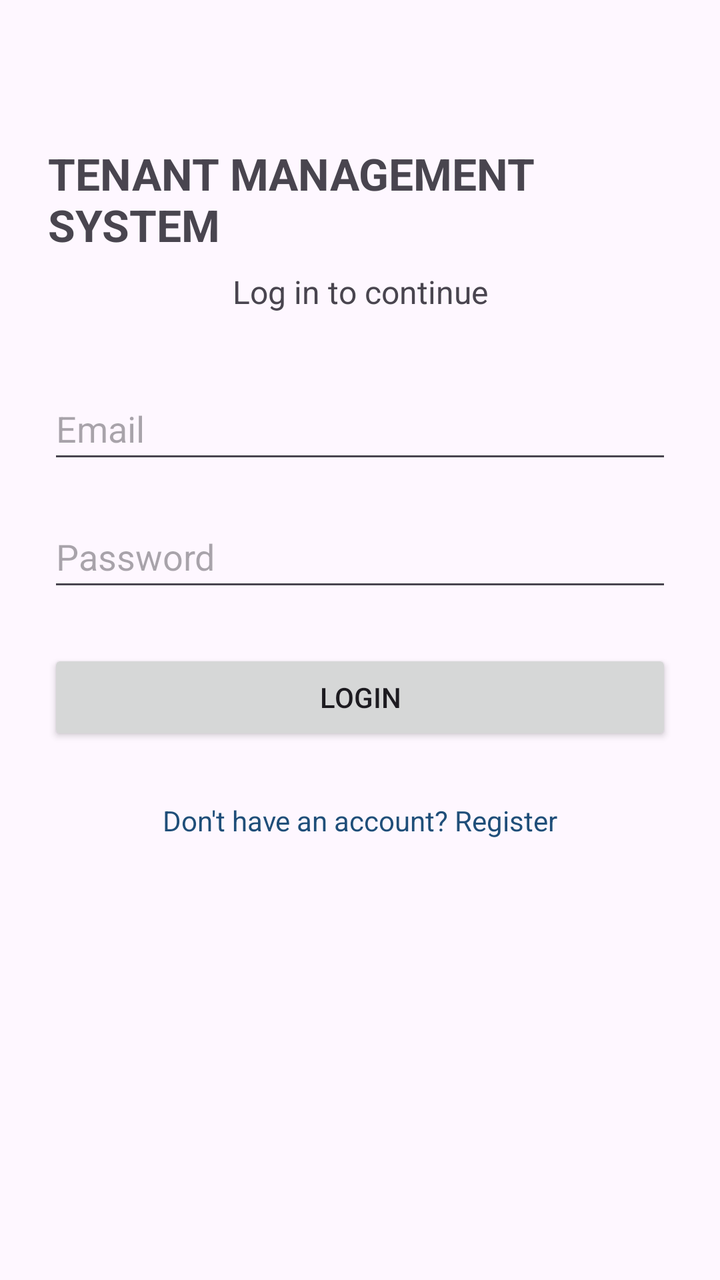
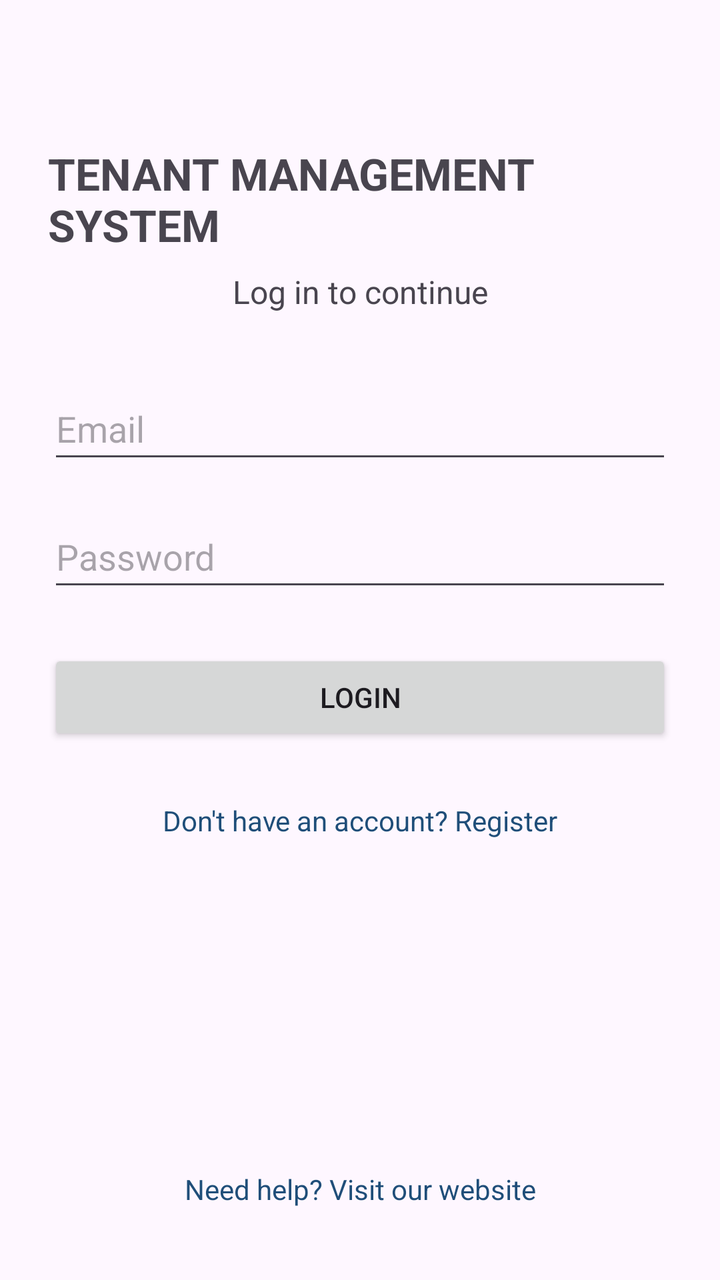

The first picture is an Android layout as it rendered before a commit; the second is the same layout after the commit. The layout source and the unified diff follow.
<!-- AndroidManifest.xml: application theme Theme.TMSAS -->
<!-- res/layout/activity_login.xml -->
<?xml version="1.0" encoding="utf-8"?>
<androidx.constraintlayout.widget.ConstraintLayout
    xmlns:android="http://schemas.android.com/apk/res/android"
    xmlns:app="http://schemas.android.com/apk/res-auto"
    android:layout_width="match_parent"
    android:layout_height="match_parent"
    android:fitsSystemWindows="true"
    android:padding="24dp">
    <TextView
        android:id="@+id/loginTitleTextView"
        android:layout_width="wrap_content"
        android:layout_height="wrap_content"
        android:text="TENANT MANAGEMENT SYSTEM"
        android:textSize="22sp"
        android:textStyle="bold"
        android:layout_marginTop="48dp"
        app:layout_constraintTop_toTopOf="parent"
        app:layout_constraintStart_toStartOf="parent"
        app:layout_constraintEnd_toEndOf="parent" />
    <TextView
        android:id="@+id/loginSubtitleTextView"
        android:layout_width="wrap_content"
        android:layout_height="wrap_content"
        android:text="Log in to continue"
        android:textSize="16sp"
        android:layout_marginTop="8dp"
        app:layout_constraintTop_toBottomOf="@id/loginTitleTextView"
        app:layout_constraintStart_toStartOf="parent"
        app:layout_constraintEnd_toEndOf="parent" />
    <EditText
        android:id="@+id/emailEditText"
        android:layout_width="0dp"
        android:layout_height="wrap_content"
        android:hint="Email"
        android:inputType="textEmailAddress"
        android:minHeight="48dp"
        android:layout_marginTop="32dp"
        app:layout_constraintTop_toBottomOf="@id/loginSubtitleTextView"
        app:layout_constraintStart_toStartOf="parent"
        app:layout_constraintEnd_toEndOf="parent" />
    <EditText
        android:id="@+id/passwordEditText"
        android:layout_width="0dp"
        android:layout_height="wrap_content"
        android:hint="Password"
        android:inputType="textPassword"
        android:minHeight="48dp"
        android:layout_marginTop="16dp"
        app:layout_constraintTop_toBottomOf="@id/emailEditText"
        app:layout_constraintStart_toStartOf="parent"
        app:layout_constraintEnd_toEndOf="parent" />
    <Button
        android:id="@+id/loginButton"
        android:layout_width="0dp"
        android:layout_height="wrap_content"
        android:text="LOGIN"
        android:layout_marginTop="24dp"
        app:layout_constraintTop_toBottomOf="@id/passwordEditText"
        app:layout_constraintStart_toStartOf="parent"
        app:layout_constraintEnd_toEndOf="parent" />
    <TextView
        android:id="@+id/registerTextView"
        android:layout_width="wrap_content"
        android:layout_height="wrap_content"
        android:text="Don't have an account? Register"
        android:textColor="#1F4E79"
        android:padding="12dp"
        android:layout_marginTop="16dp"
        app:layout_constraintTop_toBottomOf="@id/loginButton"
        app:layout_constraintStart_toStartOf="parent"
        app:layout_constraintEnd_toEndOf="parent" />
</androidx.constraintlayout.widget.ConstraintLayout>
<!-- resources referenced by this layout -->
<resources>
  <style name="Theme.TMSAS" parent="Base.Theme.TMSAS" />
  <style name="Base.Theme.TMSAS" parent="Theme.Material3.DayNight.NoActionBar">
          
          
      </style>
</resources>

<!-- the commit's change to res/layout/activity_login.xml (unified diff, before → after) -->
@@ -69,4 +69,14 @@
         app:layout_constraintTop_toBottomOf="@id/loginButton"
         app:layout_constraintStart_toStartOf="parent"
         app:layout_constraintEnd_toEndOf="parent" />
+    <TextView
+        android:id="@+id/helpTextView"
+        android:layout_width="wrap_content"
+        android:layout_height="wrap_content"
+        android:text="Need help? Visit our website"
+        android:textColor="#1F4E79"
+        android:padding="12dp"
+        app:layout_constraintBottom_toBottomOf="parent"
+        app:layout_constraintStart_toStartOf="parent"
+        app:layout_constraintEnd_toEndOf="parent" />
 </androidx.constraintlayout.widget.ConstraintLayout>
